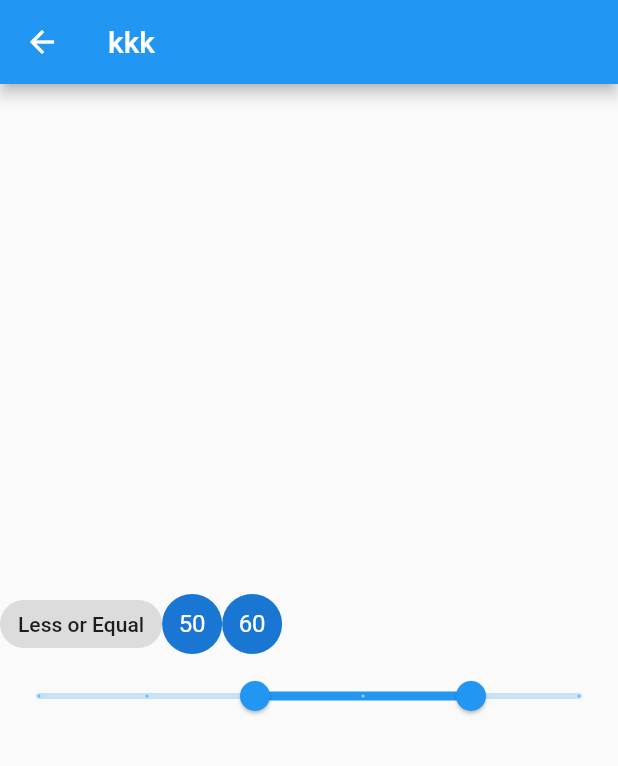
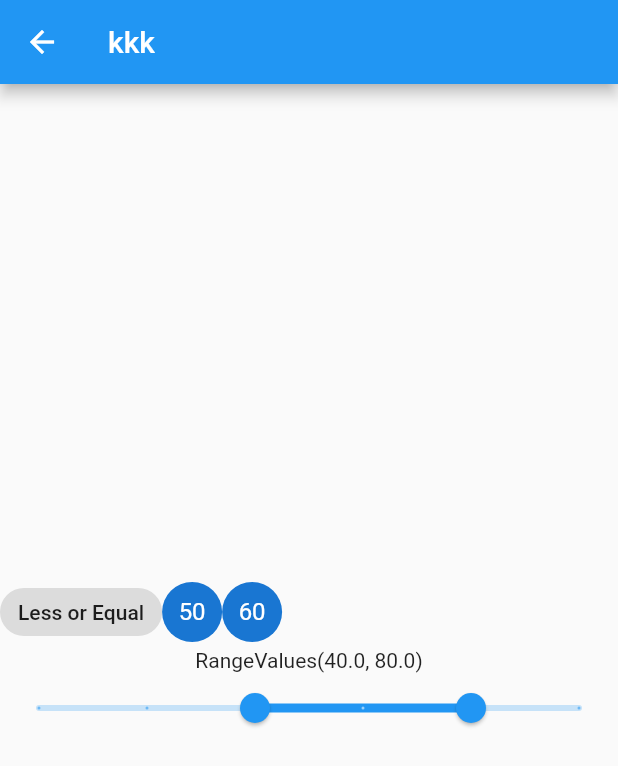
Before and after one commit to farmanullahQAU/parameters_app, a Flutter app: the SearchView screen opened directly, after a tap on "Less or Equal", after a tap on "50", on a phone screen of 412 x 824 dp. Shown: the top 766 px of the screen. Run offline on Flutter 3.47's test engine with Material 2 defaults, Android fonts, the phone set to English and light mode, and no system bars; our stand-ins replace animated_splash_screen, bot_toast, flutter_svg, font_awesome_flutter, get, google_fonts and 1 more; missing offline and left inert: flutter_share_me.

Commit message:
search added

```diff
--- a/lib/constants/constants.dart
+++ b/lib/constants/constants.dart
@@ -108,3 +108,7 @@ final List<int> rimDimetersValues = [
   final List<double> rimWidthValues = [
 4,4.5,5,5.5,6,6.5,7,7.5,8,8.5,9,9.5,10,10.5,11,11.5,12,12.5
   ];
+
+    final List<double> rimOffsetValues = [
+
+  ];
--- a/lib/screens/search/serach_view.dart
+++ b/lib/screens/search/serach_view.dart
@@ -78,19 +78,27 @@ _addWidthSlider()
 
         return Hero(
           tag: 1,
-          child: RangeSlider(
+          child: Column(
+            children: [
+
+              Obx(()=>Text(_controller._currentRangeValues.toString())),
+              RangeSlider(
                         values: _controller._currentRangeValues.value,
                         max: 100,
                         divisions: 5,
                         labels: RangeLabels(
-                   _controller.     _currentRangeValues.value.start.round().toString(),
-                 _controller.       _currentRangeValues.value.end.round().toString(),
+                       _controller.     currentRangeValues.start.round().toString(),
+                     _controller.       currentRangeValues.end.round().toString(),
                         ),
                         onChanged: (RangeValues values) {
 
-                     _controller.   _currentRangeValues.value = values;
+                         _controller.   currentRangeValues = values;
+
+                         print(values);
 
                         },
+                      ),
+            ],
           ),
         );
   }
@@ -99,19 +107,19 @@ _addWidthSlider()
 
   Widget
   addWidthValueRow() {
-    return Container(
-      color:Theme.of(Get.context!).primaryColor,
-      height: 200,
-      child: Hero(
-        tag: 1,
+    return Column(
+      children: [
+        SizedBox(
+          height: 60,
+
 
 
           child: Column(
+            crossAxisAlignment: CrossAxisAlignment.start,
             children: [
+         Text(rimDimeter),
+
               Expanded(
-
-
-              child: Container(
                 child: ListView.builder(
 
 
@@ -150,11 +158,22 @@ _addWidthSlider()
                    ));
                 }),
               ),
+
+
+            ],
+          ),
         ),
 
 
 
-            Flexible(
+        SizedBox(
+          height: 60,
+          child: Column(
+            crossAxisAlignment: CrossAxisAlignment.start,
+            children: [
+
+              Text(rimWidth),
+              Expanded(
                 child: ListView.builder(
 
 
@@ -193,15 +212,13 @@ _addWidthSlider()
                    ));
                 }),
               ),
-
-
+            ],
+          ),
+        ),
 
 
 
       ],
-        ),
-
-        ),
     );
 
 
@@ -219,6 +236,14 @@ _addWidthSlider()
 
 class SearchViewController extends GetxController{
 
+  @override
+  void onInit() {
+
+    _initRimOffsetValues();
+    _currentRimOffsetValue=rimOffsetValues[0].obs;
+    super.onInit();
+  }
+
    final RxDouble? _currentRimWidthIndex=4.0.obs;
    double? get currentRimWidthIndex=>_currentRimWidthIndex?.value;
 
@@ -231,7 +256,23 @@ class SearchViewController extends GetxController{
 
   final _currentRangeValues = const RangeValues(40, 80).obs;
 
-  final isExactWidth=false.obs;
+  RangeValues get currentRangeValues=>_currentRangeValues.value;
+
+  set currentRangeValues(RangeValues values)=>_currentRangeValues.value=values;
+
+   late final RxDouble? _currentRimOffsetValue;
+   double? get currentRimOffsetValue=>_currentRimOffsetValue?.value;
+   set currentRimOffsetValue(double? offset)=>_currentRimOffsetValue?.value=offset!;
 
 
+  final isExactWidth=false.obs;
+_initRimOffsetValues(){
+
+  for(int i=-70;i<=130;i++)
+  {
+
+    rimOffsetValues.add(i.toDouble());
   }
+}
+
+}
```
Lines whose indentation alone changed are shown as unchanged.
